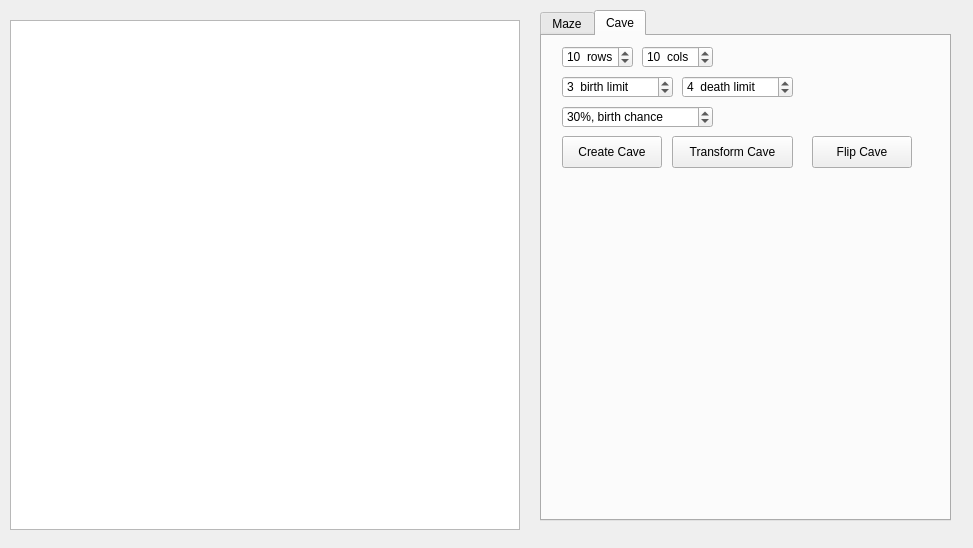
superhacker2002/maze, file src/view/Maze_and_Cave/view.ui: the form before one commit.
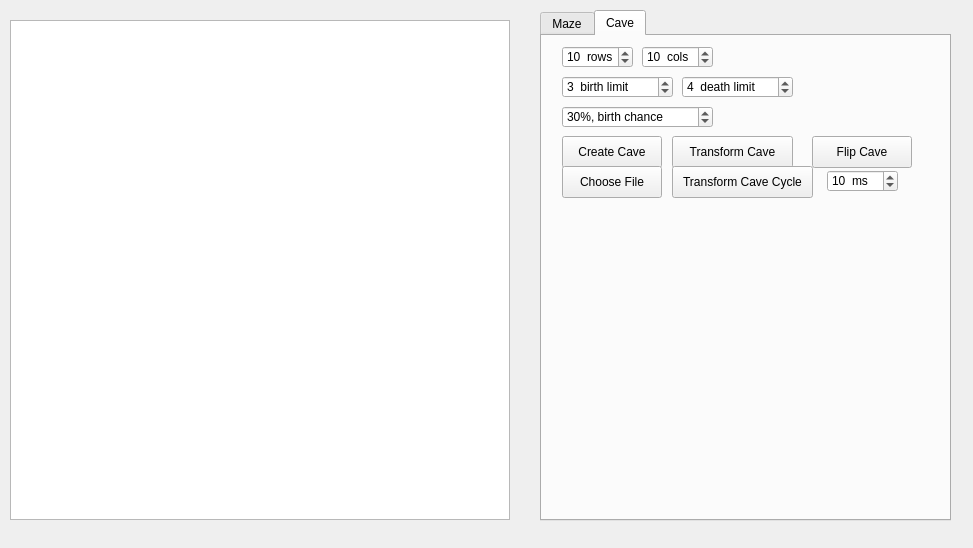
The form after the commit. The open tabs and pages were chosen to show the change.

Diff of the .ui file:
```diff
--- a/src/view/Maze_and_Cave/view.ui
+++ b/src/view/Maze_and_Cave/view.ui
@@ -379,6 +379,51 @@
        <string>Flip Cave</string>
       </property>
      </widget>
+     <widget class="QPushButton" name="choose_cave_file_button">
+      <property name="geometry">
+       <rect>
+        <x>20</x>
+        <y>130</y>
+        <width>100</width>
+        <height>32</height>
+       </rect>
+      </property>
+      <property name="text">
+       <string>Choose File</string>
+      </property>
+     </widget>
+     <widget class="QSpinBox" name="sleep_time">
+      <property name="geometry">
+       <rect>
+        <x>285</x>
+        <y>134</y>
+        <width>71</width>
+        <height>22</height>
+       </rect>
+      </property>
+      <property name="suffix">
+       <string>  ms</string>
+      </property>
+      <property name="maximum">
+       <number>10000</number>
+      </property>
+      <property name="value">
+       <number>10</number>
+      </property>
+     </widget>
+     <widget class="QPushButton" name="transform_cave_cycle_button">
+      <property name="geometry">
+       <rect>
+        <x>130</x>
+        <y>130</y>
+        <width>141</width>
+        <height>32</height>
+       </rect>
+      </property>
+      <property name="text">
+       <string>Transform Cave Cycle</string>
+      </property>
+     </widget>
     </widget>
    </widget>
    <widget class="QGraphicsView" name="draw_area">
@@ -386,8 +431,8 @@
      <rect>
       <x>10</x>
       <y>20</y>
-      <width>510</width>
-      <height>510</height>
+      <width>500</width>
+      <height>500</height>
      </rect>
     </property>
    </widget>
```
Left out of the diff: 2 changed lines with no effect on the pictures.
